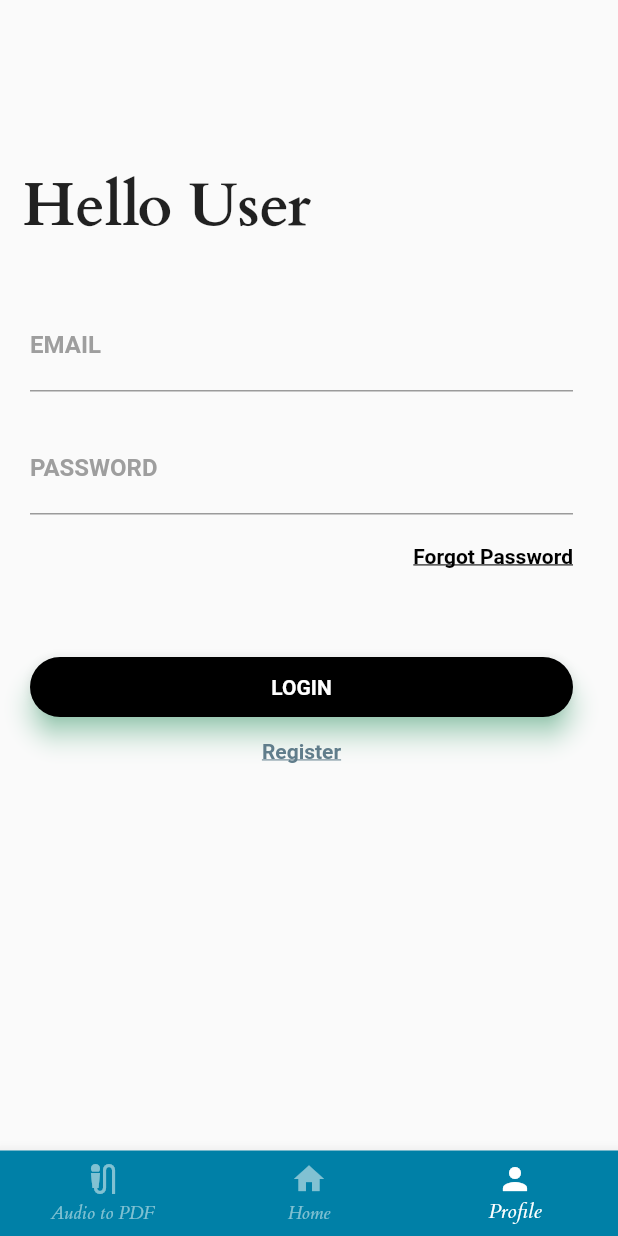
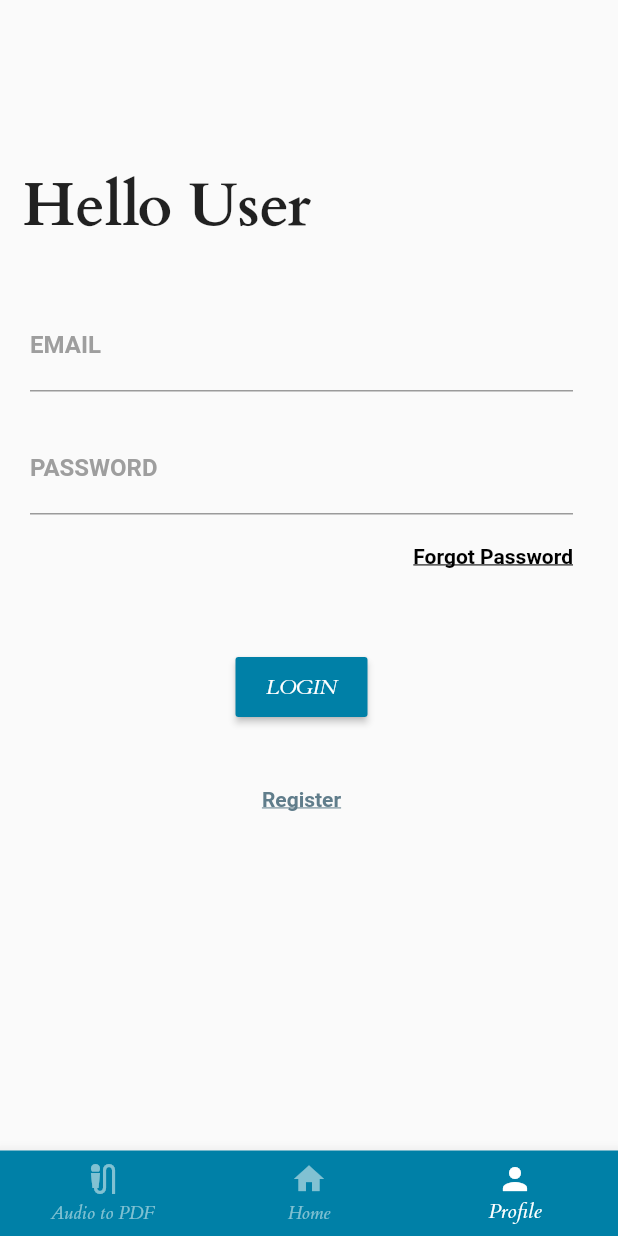
Before and after one commit to ajay-ackerman/AudioScan, a Flutter app: the screen it shows after launch, item 3 of the bottom bar chosen, after a tap on "LOGIN", on a phone screen of 412 x 824 dp. Run offline on Flutter 3.47's test engine with Material 2 defaults, Android fonts, the light colour scheme and no system bars; our stand-ins replace avatar_glow, file_picker, firebase_auth, firebase_core, firebase_storage, flutter_tts and 3 more; missing offline and left inert: clipboard, read_pdf_text, syncfusion_flutter_pdf, text_to_speech, translator, uc_pdfview; accounts and stored records are empty; network calls fail; Roboto replaces fonts that are missing (Montserrat).

Commit message:
about added

```diff
--- a/lib/page/homePage.dart
+++ b/lib/page/homePage.dart
@@ -1,3 +1,5 @@
+// ignore_for_file: deprecated_member_use
+
 import 'dart:io';
 
 // import 'package:file_picker/file_picker.dart';
@@ -33,108 +35,112 @@ class Home extends StatelessWidget {
           ],
         ),
         body: Stack(children: [
-          Container(
+          Positioned(
+            top: 350,
+            left: 80,
+            child: Container(
               color: Color.fromARGB(223, 251, 254, 255),
-            child: Center(
               child: Lottie.network(
                 'https://assets10.lottiefiles.com/packages/lf20_7fmryqpe.json',
                 addRepaintBoundary: true,
                 height: 250,
                 alignment: Alignment.center,
                 fit: BoxFit.fitWidth,
-            )),
+              ),
+            ),
           ),
           const Positioned(
-            top: 10,
-            left: 120,
+            top: 40,
+            left: 50,
             child: Text(
-              "shrt notes about audioScan ",
-              style: TextStyle(color: Colors.black, fontSize: 20),
+              "WELCOME TO AUDIO SCAN ",
+              style: TextStyle(
+                  color: Color.fromARGB(255, 0, 128, 167), fontSize: 20),
             ),
           ),
           Positioned(
-            top: 270,
-            left: 130,
-            child: Center(
-              child: Container(
-                color: Color.fromARGB(197, 255, 255, 255),
-                child: DropdownButton(
-                  value: "",
-                  icon: const Icon(Icons.arrow_drop_down_sharp),
-                  items: const [
-                    DropdownMenuItem(
+            top: 100,
+            left: 114,
+            child: RaisedButton(
+              color: Color.fromARGB(255, 0, 128, 167),
+              textColor: Colors.white,
+              onPressed: () {
+                showDialog(
+                    context: context,
+                    builder: (context) => AlertDialog(
+                          // To display the title it is optional
+                          content: SingleChildScrollView(
                               child: Text(
-                        "• Audio to pdf",
-                        style: TextStyle(fontSize: 20),
-                      ),
-                      value: "",
-                    ),
-                    DropdownMenuItem(
-                      child: Text("about audio to pdf",
-                          style: TextStyle(color: Colors.blue)),
-                      value: " ",
-                    ),
-                  ],
-                  onChanged: (String? value) {},
-                ),
-              ),
+                                  "About PDF to Audio")), // Message which will be pop up on the screen
+                          // Action widget which will provide the user to acknowledge the choice
+                        ));
+              },
+              child: Text("• About PDF to Audio"),
             ),
           ),
           Positioned(
-            top: 330,
-            left: 130,
-            child: Container(
-                color: Color.fromARGB(197, 255, 255, 255),
-                child: DropdownButton(
-                  focusColor: Colors.black,
-                  value: "",
-                  icon: const Icon(Icons.arrow_drop_down_sharp),
-                  items: const [
-                    DropdownMenuItem(
+            top: 150,
+            left: 115,
+            child: RaisedButton(
+              color: Color.fromARGB(255, 0, 128, 167),
+              textColor: Colors.white,
+              onPressed: () {
+                showDialog(
+                    context: context,
+                    builder: (context) => AlertDialog(
+                          // To display the title it is optional
+                          content: SingleChildScrollView(
                               child: Text(
-                        "• PDF to Udio",
-                        style: TextStyle(fontSize: 20),
+                                  "About Audio to PDF")), // Message which will be pop up on the screen
+                          // Action widget which will provide the user to acknowledge the choice
+                        ));
+              },
+              child: Text("• About Audio to PDF"),
             ),
-                      value: "",
-                    ),
-                    DropdownMenuItem(
-                      child: Text(
-                        "about audio to pdf",
-                        style: TextStyle(color: Colors.blue),
-                      ),
-                      value: " ",
-                    ),
-                  ],
-                  onChanged: (String? value) {},
-                )),
           ),
           Positioned(
-            top: 390,
+            top: 200,
             left: 130,
-            child: Container(
-                color: Color.fromARGB(197, 255, 255, 255),
-                child: DropdownButton(
-                  focusColor: Colors.black,
-                  value: "",
-                  icon: const Icon(Icons.arrow_drop_down_sharp),
-                  items: const [
-                    DropdownMenuItem(
+            child: RaisedButton(
+              color: Color.fromARGB(255, 0, 128, 167),
+              textColor: Colors.white,
+              onPressed: () {
+                showDialog(
+                    context: context,
+                    builder: (context) => AlertDialog(
+                          // To display the title it is optional
+                          content: SingleChildScrollView(
                               child: Text(
-                        "• Translate ",
-                        style: TextStyle(fontSize: 20),
+                                  "About the translater")), // Message which will be pop up on the screen
+                          // Action widget which will provide the user to acknowledge the choice
+                        ));
+              },
+              child: Text("• About Translate"),
             ),
-                      value: "",
-                    ),
-                    DropdownMenuItem(
-                      child: Text(
-                        "about PDF translater",
-                        style: TextStyle(color: Colors.blue),
-                      ),
-                      value: " ",
-                    ),
-                  ],
-                  onChanged: (String? value) {},
-                )),
+            // child: Container(
+            //     color: Color.fromARGB(197, 255, 255, 255),
+            //     child: DropdownButton(
+            //       focusColor: Colors.black,
+            //       value: "",
+            //       icon: const Icon(Icons.arrow_drop_down_sharp),
+            //       items: const [
+            //         DropdownMenuItem(
+            //           child: Text(
+            //             "• Translate ",
+            //             style: TextStyle(fontSize: 20),
+            //           ),
+            //           value: "",
+            //         ),
+            //         DropdownMenuItem(
+            //           child: Text(
+            //             "about PDF translater",
+            //             style: TextStyle(color: Colors.blue),
+            //           ),
+            //           value: " ",
+            //         ),
+            //       ],
+            //       onChanged: (String? value) {},
+            //     )),
           ),
         ]),
         floatingActionButton: FloatingActionButton(
--- a/lib/page/profilePage.dart
+++ b/lib/page/profilePage.dart
@@ -187,6 +187,7 @@
 
 import 'package:flutter/material.dart';
 import 'package:firebase_auth/firebase_auth.dart';
+import 'package:pdf_viewer/page/homePage.dart';
 
 final FirebaseAuth _auth = FirebaseAuth.instance;
 
@@ -314,21 +315,22 @@ class _ProfileState extends State<Profile> {
               ),
               Container(
                 height: 40,
-                child: Material(
-                  borderRadius: BorderRadius.circular(20),
-                  shadowColor: Colors.greenAccent,
-                  color: Colors.black,
-                  elevation: 7,
-                  child: GestureDetector(
-                      onTap: () async {
-                        _singIn();
-                      },
-                      child: const Center(
-                          child: const Text('LOGIN',
-                              style: const TextStyle(
-                                  color: Colors.white,
-                                  fontWeight: FontWeight.bold,
-                                  fontFamily: 'Montserrat')))),
+
+                // child: GestureDetector(
+                //     onTap: () async {
+                //       _singIn();
+                //     },
+                //     child: const Center(
+                //         child: const Text('LOGIN',
+                //             style: const TextStyle(
+                //                 color: Colors.white,
+                //                 fontWeight: FontWeight.bold,
+                //                 fontFamily: 'Montserrat')))),
+                child: RaisedButton(
+                  onPressed: _singIn,
+                  color: Color.fromARGB(255, 0, 128, 167),
+                  child: Text("LOGIN"),
+                  textColor: Colors.white,
                 ),
               ),
               const SizedBox(
@@ -341,7 +343,7 @@ class _ProfileState extends State<Profile> {
                     onTap: () {
                       Navigator.of(context).pushNamed('/signup');
                     },
-                    child: const Text('Register',
+                    child: const Text('\n\nRegister',
                         style: const TextStyle(
                             color: Colors.blueGrey,
                             fontFamily: 'Montserrat',
```
Lines whose indentation alone changed are shown as unchanged.
